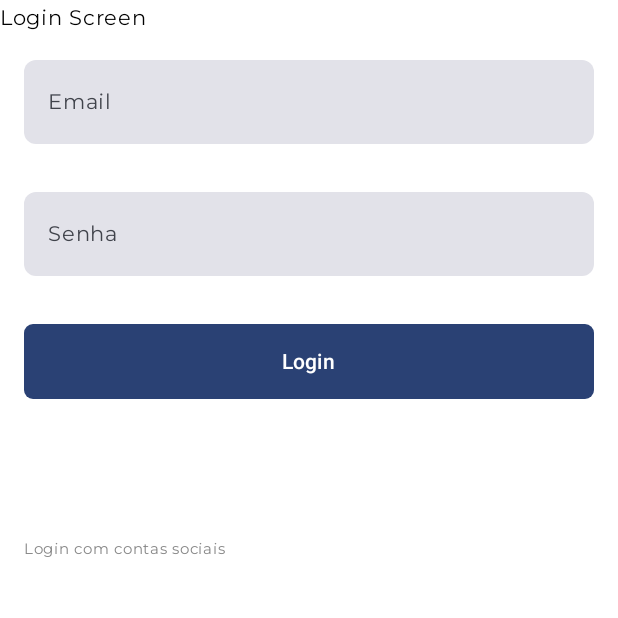
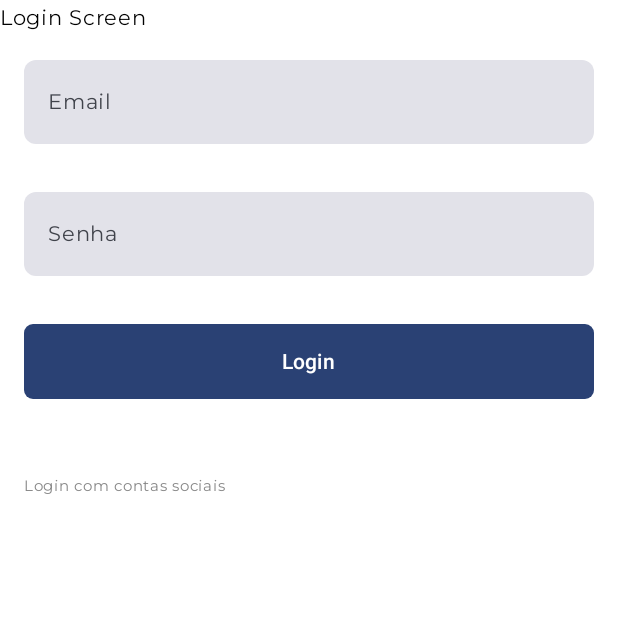
Before and after one commit to educ-ai-org/educai-app, an Android app built with Jetpack Compose: the screen it shows after launch (MainActivity), on a phone screen of 412 x 824 dp, the top half of it. Run offline under Robolectric (Android 15) with nearby library versions, the phone set to English and light mode, and no system bars.

Commit message:
altera espaçamento

```diff
--- a/app/src/main/java/com/example/educai/components/LoginForm.kt
+++ b/app/src/main/java/com/example/educai/components/LoginForm.kt
@@ -1,14 +1,12 @@
 package com.example.educai.components
-
-import androidx.compose.foundation.background
-import androidx.compose.foundation.border
+import androidx.compose.foundation.layout.Arrangement
 import androidx.compose.foundation.layout.Column
 import androidx.compose.foundation.layout.Spacer
 import androidx.compose.foundation.layout.fillMaxSize
 import androidx.compose.foundation.layout.fillMaxWidth
 import androidx.compose.foundation.layout.height
 import androidx.compose.foundation.layout.padding
-import androidx.compose.foundation.layout.width
+import androidx.compose.foundation.layout.paddingFrom
 import androidx.compose.foundation.shape.RoundedCornerShape
 import androidx.compose.material3.Button
 import androidx.compose.material3.ExperimentalMaterial3Api
@@ -17,7 +15,6 @@ import androidx.compose.material3.TextField
 import androidx.compose.material3.TextFieldDefaults
 import androidx.compose.runtime.Composable
 import androidx.compose.ui.Modifier
-import androidx.compose.ui.draw.clip
 import androidx.compose.ui.graphics.Color
 import androidx.compose.ui.text.style.TextDecoration
 import androidx.compose.ui.tooling.preview.Preview
@@ -67,18 +64,24 @@ fun LoginForm(
         ) {
             Text(text = "Login")
         }
+        Column(
+            verticalArrangement = Arrangement.Top, // Garante que os elementos estão alinhados no topo sem gaps
+            modifier = Modifier.padding(start = 16.dp, top = 0.dp, end = 0.dp, bottom = 0.dp)
+        ) {
             Text(
                 text = "Esqueceu a senha?",
-                modifier = Modifier.padding(16.dp),
+                modifier = Modifier.padding(0.dp), // Remove padding do Text
                 color = Color.White,
                 textDecoration = TextDecoration.Underline
             )
+            Spacer(modifier = Modifier.height(6.dp))
             Text(
                 text = "Login com contas sociais",
-                modifier = Modifier.padding(16.dp),
+                modifier = Modifier.padding(0.dp), // Remove padding do Text
                 color = Color.Gray,
                 fontSize = 10.sp
             )
+        }
     }
 }
 
```
